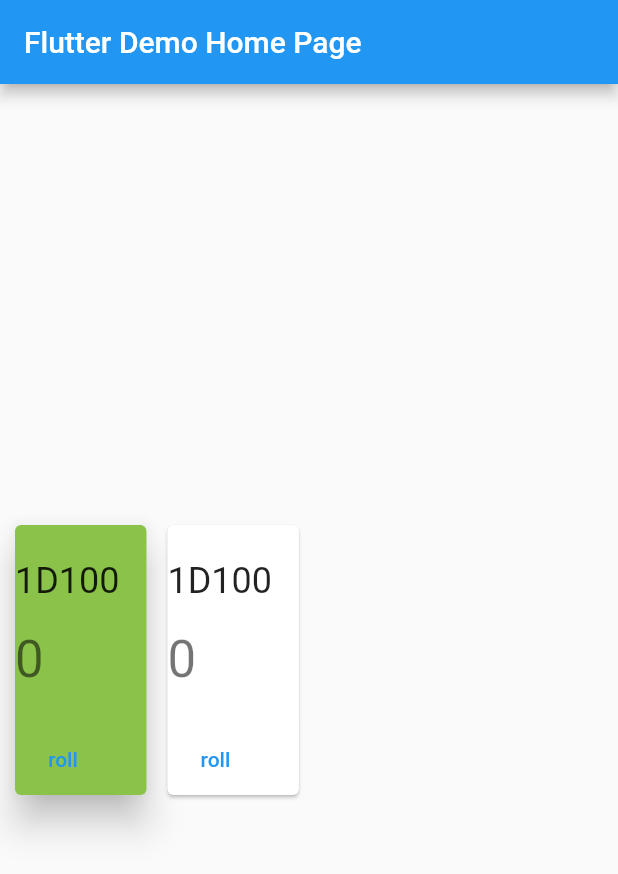
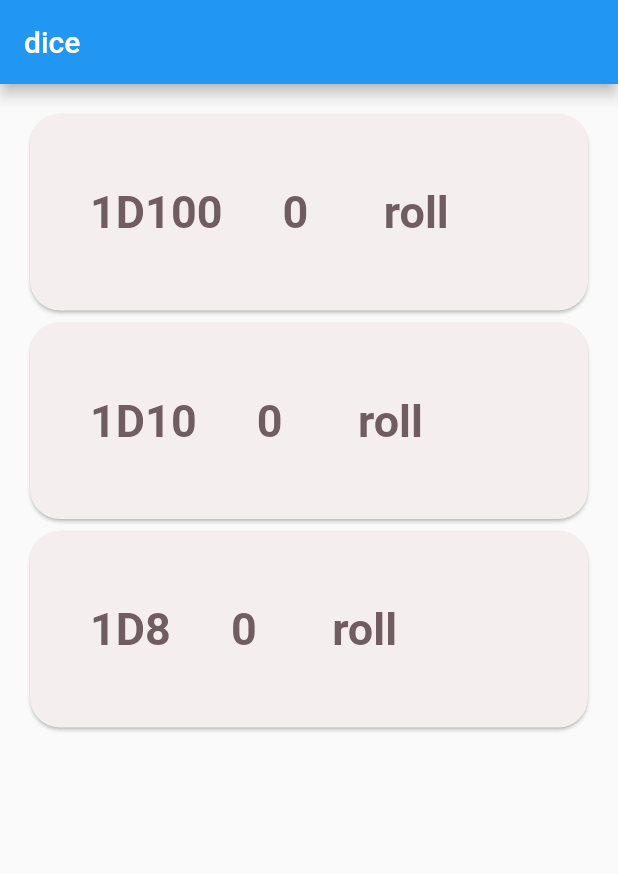
Before and after one commit to okazaki00/dice_flutter, a Flutter app: the screen it shows after launch, on a phone screen of 412 x 824 dp. Shown: the top 874 px of the screen. Run offline on Flutter 3.47's test engine with Material 2 defaults, Android fonts, the phone set to English and light mode, and no system bars.

Commit message:
diceの実装

```diff
--- a/lib/dice.dart
+++ /dev/null
@@ -1,6 +0,0 @@
-class Dice {
-  Dice(this.num, this.value, this.result);
-  int num;
-  int value;
-  int result;
-}
--- a/lib/dice_view_model.dart
+++ /dev/null
@@ -1,24 +0,0 @@
-import 'dart:collection';
-
-import 'package:dice/dice.dart';
-import 'dart:math' as math;
-import 'package:flutter/cupertino.dart';
-
-class DiceViewModel extends ChangeNotifier {
-  final List<Dice> _logList = [];
-  UnmodifiableListView<Dice> get logList => UnmodifiableListView(_logList);
-
-  int rollDice(Dice dice) {
-    var rand = math.Random();
-
-    var result = 0;
-    for (var i=0; i<dice.num; i++) {
-      result += rand.nextInt(dice.value) + 1;
-    }
-
-    _logList.add(dice);
-    notifyListeners();
-
-    return result;
-  }
-}
--- a/lib/main.dart
+++ b/lib/main.dart
@@ -13,12 +13,11 @@ class MyApp extends StatelessWidget {
       theme: ThemeData(
         primarySwatch: Colors.blue,
       ),
-      home: const MyHomePage(title: 'Flutter Demo Home Page'),
+      home: const MyHomePage(title: 'dice'),
     );
   }
 }
 
-// 1. StatefulWidgetを継承したクラスを作る。
 class MyHomePage extends StatefulWidget {
   final String title;
 
@@ -26,23 +25,36 @@ class MyHomePage extends StatefulWidget {
     Key? key,
     required this.title,
   }) : super(key: key);
-  // createState()　で"State"（Stateを継承したクラス）を返す
   @override
   _MyHomePageState createState() => _MyHomePageState();
 }
 
-//  2.Stateを継承したクラスを作る。
 class _MyHomePageState extends State<MyHomePage> {
-  int _counter = 0;
+  int _1D100 = 0;
+  int _1D10 = 0;
+  int _1D8 = 0;
 
   void _roll1D100() {
     setState(() {
       var rand = math.Random();
-      _counter = rand.nextInt(100) + 1;
+      _1D100 = rand.nextInt(100) + 1;
     });
   }
 
-  //　状態を使いつつ組んだWidgetを返す(build関数)
+  void _roll1D10() {
+    setState(() {
+      var rand = math.Random();
+      _1D10 = rand.nextInt(10) + 1;
+    });
+  }
+
+  void _roll1D8() {
+    setState(() {
+      var rand = math.Random();
+      _1D8 = rand.nextInt(8) + 1;
+    });
+  }
+
   @override
   Widget build(BuildContext context) {
     return Scaffold(
@@ -50,90 +62,150 @@ class _MyHomePageState extends State<MyHomePage> {
         title: Text(widget.title),
       ),
       body: Center(
+        child: Container(
+          margin: EdgeInsets.all(16.0),
           child: Column(
-          mainAxisAlignment: MainAxisAlignment.center,
-          children: [
-            Row(
             children: [
               Card(
-                    elevation: 10,
-                    color: Colors.lightGreen,
-                    margin: const EdgeInsets.all(10),
-                    child: Column(
-                      crossAxisAlignment: CrossAxisAlignment.start,
+                color: Color(0xfff4efee),
+                shape: RoundedRectangleBorder(
+                    borderRadius: BorderRadius.circular(20)
+                ),
+                child: Row(
                   children: [
-                        const Padding(padding: EdgeInsets.only(top: 23, right: 18),
+                    const Padding(
+                      padding:  EdgeInsets.only(top: 40, bottom: 40, left: 40, right: 20),
                       child: Text(
                         "1D100",
                         style: TextStyle(
-                              fontSize: 24,
+                          color: Color(0xff6f5d61),
+                          fontWeight: FontWeight.bold,
+                          fontSize: 30,
                         ),
                       ),
                     ),
-                        Padding(padding: const EdgeInsets.only(top: 18, right: 18),
+                    Padding(
+                      padding: const EdgeInsets.only(top: 40, bottom: 40, left: 20, right: 20),
                       child: Text(
-                            '$_counter',
-                            style: Theme.of(context).textTheme.headline4,
-                          ),
-                        ),
-                        Padding(padding: const EdgeInsets.only(top: 23, right: 18),
-                          child: TextButton(
-                              onPressed: _roll1D100, child: const Text("roll")
-                          ),),
-                      ],
-                    )
-                ),
-                Card(
-                    child: Column(
-                      crossAxisAlignment: CrossAxisAlignment.start,
-                      children: [
-                        const Padding(padding: EdgeInsets.only(top: 23, right: 18),
-                          child: Text(
-                            "1D100",
-                            style: TextStyle(
-                              fontSize: 24,
+                        '$_1D100',
+                        style: const TextStyle(
+                          color: Color(0xff6f5d61),
+                          fontWeight: FontWeight.bold,
+                          fontSize: 30,
                         ),
                       ),
                     ),
-                        Padding(padding: const EdgeInsets.only(top: 18, right: 18),
-                          child: Text(
-                            '$_counter',
-                            style: Theme.of(context).textTheme.headline4,
+                    Padding(
+                      padding: const EdgeInsets.only(top: 40, bottom: 40, left: 20, right: 35),
+                      child: TextButton(
+                          onPressed: _roll1D100,
+                          child: const Text(
+                            "roll",
+                            style: TextStyle(
+                              color: Color(0xff6f5d61),
+                              fontWeight: FontWeight.bold,
+                              fontSize: 30,
                             ),
+                          )
                       ),
-                        Padding(padding: const EdgeInsets.only(top: 23, right: 18),
-                          child: TextButton(
-                              onPressed: _roll1D100, child: const Text("roll")
-                          ),),
-                      ],
-                    )
                     ),
                   ],
                 ),
-            // Row(
-            //   children: [
-            //     const Padding(padding: EdgeInsets.only(top: 23, right: 18),
-            //       child: Text(
-            //           "1D100",
-            //         style: TextStyle(
-            //           fontSize: 24,
-            //         ),
-            //       ),
-            //     ),
-            //     Padding(padding: const EdgeInsets.only(top: 18, right: 18),
-            //       child: Text(
-            //         '$_counter',
-            //         style: Theme.of(context).textTheme.headline4,
-            //       ),
-            //     ),
-            //     Padding(padding: const EdgeInsets.only(top: 23, right: 18),
-            //       child: TextButton(
-            //           onPressed: _roll1D100, child: const Text("roll")
-            //       ),
-            //     ),
-            //   ],
-            // )
+              ),
+              Card(
+                color: Color(0xfff4efee),
+                shape: RoundedRectangleBorder(
+                    borderRadius: BorderRadius.circular(20)
+                ),
+                child: Row(
+                  children: [
+                    const Padding(
+                      padding:  EdgeInsets.only(top: 40, bottom: 40, left: 40, right: 20),
+                      child: Text(
+                        "1D10",
+                        style: TextStyle(
+                          color: Color(0xff6f5d61),
+                          fontWeight: FontWeight.bold,
+                          fontSize: 30,
+                        ),
+                      ),
+                    ),
+                    Padding(
+                      padding: const EdgeInsets.only(top: 40, bottom: 40, left: 20, right: 20),
+                      child: Text(
+                        '$_1D10',
+                        style: const TextStyle(
+                          color: Color(0xff6f5d61),
+                          fontWeight: FontWeight.bold,
+                          fontSize: 30,
+                        ),
+                      ),
+                    ),
+                    Padding(
+                      padding: const EdgeInsets.only(top: 40, bottom: 40, left: 20, right: 40),
+                      child: TextButton(
+                          onPressed: _roll1D10,
+                          child: const Text(
+                            "roll",
+                            style: TextStyle(
+                              color: Color(0xff6f5d61),
+                              fontWeight: FontWeight.bold,
+                              fontSize: 30,
+                            ),
+                          )
+                      ),
+                    ),
                   ],
+                ),
+              ),
+              Card(
+                color: Color(0xfff4efee),
+                shape: RoundedRectangleBorder(
+                    borderRadius: BorderRadius.circular(20)
+                ),
+                child: Row(
+                  children: [
+                    const Padding(
+                      padding:  EdgeInsets.only(top: 40, bottom: 40, left: 40, right: 20),
+                      child: Text(
+                        "1D8",
+                        style: TextStyle(
+                          color: Color(0xff6f5d61),
+                          fontWeight: FontWeight.bold,
+                          fontSize: 30,
+                        ),
+                      ),
+                    ),
+                    Padding(
+                      padding: const EdgeInsets.only(top: 40, bottom: 40, left: 20, right: 20),
+                      child: Text(
+                        '$_1D8',
+                        style: const TextStyle(
+                          color: Color(0xff6f5d61),
+                          fontWeight: FontWeight.bold,
+                          fontSize: 30,
+                        ),
+                      ),
+                    ),
+                    Padding(
+                      padding: const EdgeInsets.only(top: 40, bottom: 40, left: 20, right: 40),
+                      child: TextButton(
+                          onPressed: _roll1D8,
+                          child: const Text(
+                            "roll",
+                            style: TextStyle(
+                              color: Color(0xff6f5d61),
+                              fontWeight: FontWeight.bold,
+                              fontSize: 30,
+                            ),
+                          )
+                      ),
+                    ),
+                  ],
+                ),
+              ),
+            ],
+          ),
         ),
       ),
     );
```
Also changed, not shown: lib/dice_screen.dart (deleted). Lines whose indentation alone changed are shown as unchanged.
